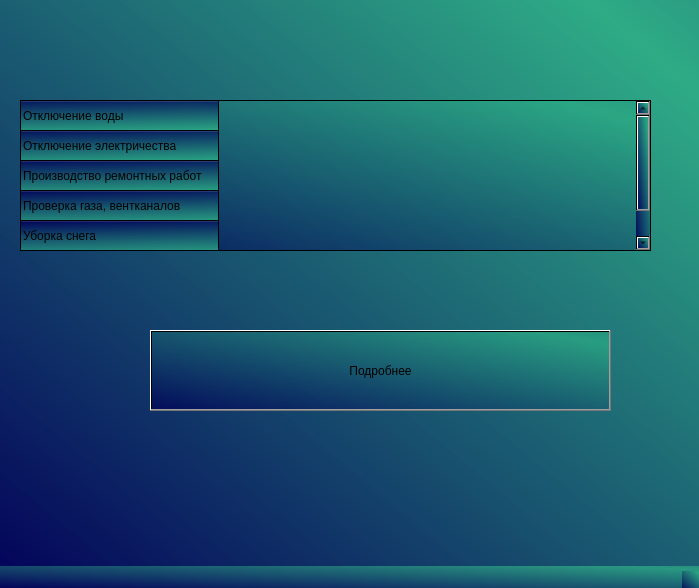
k111liza/HOAP-project, file designs/notifications.ui: the form before one commit.
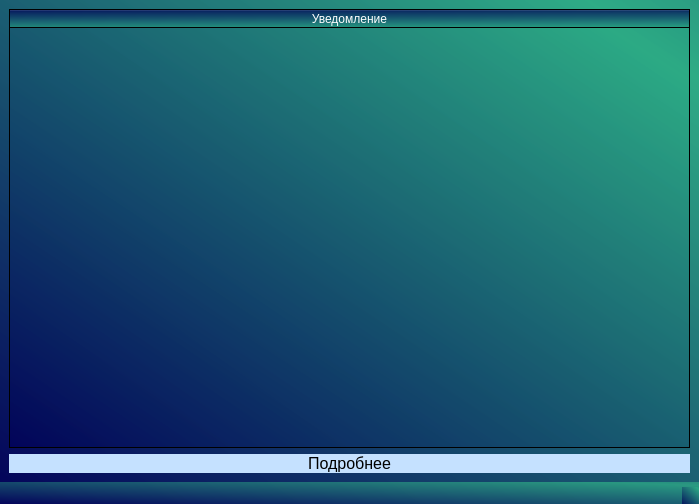
The form after the commit.

What changed in the file:
```diff
--- a/designs/notifications.ui
+++ b/designs/notifications.ui
@@ -7,7 +7,7 @@
     <x>0</x>
     <y>0</y>
     <width>699</width>
-    <height>588</height>
+    <height>504</height>
    </rect>
   </property>
   <property name="windowTitle">
@@ -17,15 +17,9 @@
    <string notr="true">background-color: qlineargradient(spread:reflect, x1:0, y1:1, x2:0.920455, y2:0.085, stop:0 rgba(0, 0, 88, 190), stop:1 rgba(43, 170, 132, 190));</string>
   </property>
   <widget class="QWidget" name="centralwidget">
+   <layout class="QVBoxLayout" name="verticalLayout">
+    <item>
    <widget class="QTableWidget" name="report">
-    <property name="geometry">
-     <rect>
-      <x>20</x>
-      <y>100</y>
-      <width>631</width>
-      <height>151</height>
-     </rect>
-    </property>
     <property name="font">
      <font>
       <pointsize>12</pointsize>
@@ -37,6 +31,9 @@
     <property name="autoFillBackground">
      <bool>false</bool>
     </property>
+      <property name="styleSheet">
+       <string notr="true">color: rgb(255, 255, 255);</string>
+      </property>
     <attribute name="horizontalHeaderVisible">
      <bool>true</bool>
     </attribute>
@@ -44,7 +41,7 @@
      <bool>false</bool>
     </attribute>
     <attribute name="horizontalHeaderDefaultSectionSize">
-     <number>100</number>
+       <number>99</number>
     </attribute>
     <attribute name="horizontalHeaderHighlightSections">
      <bool>true</bool>
@@ -55,54 +52,49 @@
     <attribute name="horizontalHeaderStretchLastSection">
      <bool>true</bool>
     </attribute>
+      <attribute name="verticalHeaderVisible">
+       <bool>true</bool>
+      </attribute>
     <attribute name="verticalHeaderCascadingSectionResizes">
      <bool>true</bool>
     </attribute>
+      <attribute name="verticalHeaderDefaultSectionSize">
+       <number>100</number>
+      </attribute>
+      <attribute name="verticalHeaderMinimumSectionSize">
+       <number>30</number>
+      </attribute>
     <attribute name="verticalHeaderShowSortIndicator" stdset="0">
      <bool>false</bool>
     </attribute>
     <attribute name="verticalHeaderStretchLastSection">
      <bool>false</bool>
     </attribute>
-    <row>
+      <column>
      <property name="text">
-      <string>Отключение воды</string>
-     </property>
-    </row>
-    <row>
-     <property name="text">
-      <string>Отключение электричества</string>
-     </property>
-    </row>
-    <row>
-     <property name="text">
-      <string>Производство ремонтных работ</string>
-     </property>
-    </row>
-    <row>
-     <property name="text">
-      <string>Проверка газа, вентканалов</string>
-     </property>
-    </row>
-    <row>
-     <property name="text">
-      <string>Уборка снега</string>
-     </property>
-    </row>
-   </widget>
-   <widget class="QPushButton" name="details">
-    <property name="geometry">
-     <rect>
-      <x>150</x>
-      <y>330</y>
-      <width>461</width>
-      <height>81</height>
-     </rect>
+        <string>Уведомление</string>
+       </property>
+      </column>
+     </widget>
+    </item>
+    <item>
+     <widget class="QPushButton" name="detailsbutton">
+      <property name="font">
+       <font>
+        <pointsize>12</pointsize>
+       </font>
+      </property>
+      <property name="styleSheet">
+       <string notr="true">background-color:rgb(197, 225, 255);
+border-radius: 15px;
+</string>
     </property>
     <property name="text">
      <string>Подробнее</string>
     </property>
    </widget>
+    </item>
+   </layout>
   </widget>
   <widget class="QMenuBar" name="menubar">
    <property name="geometry">
```
Left out of the diff: 6 changed lines with no effect on the pictures. Lines whose indentation alone changed are shown as unchanged.
